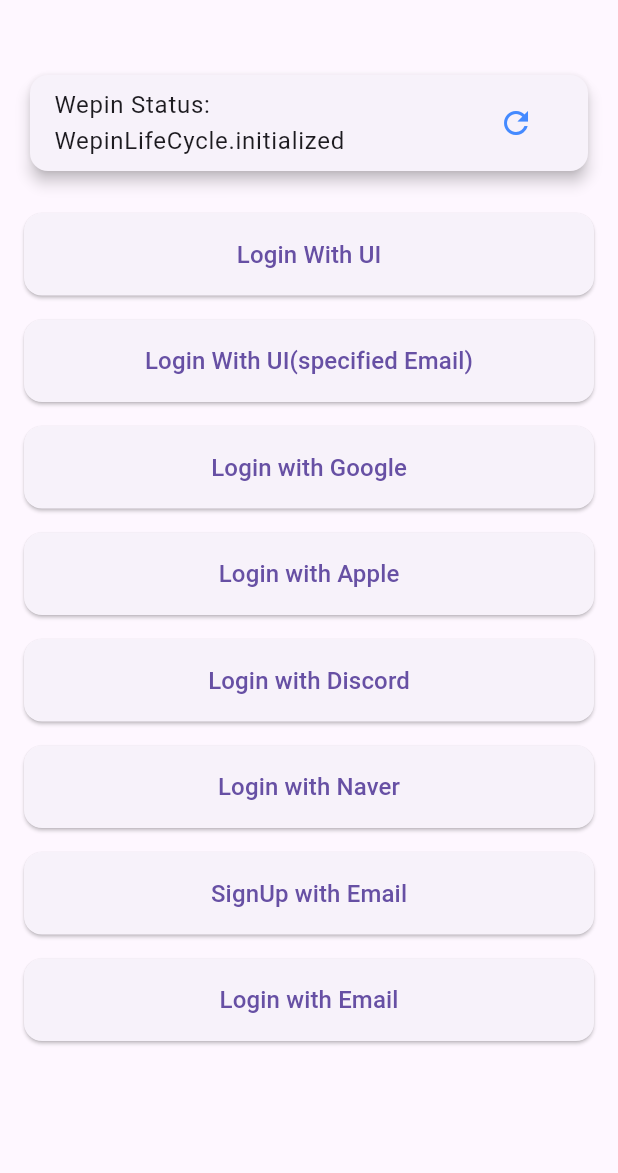
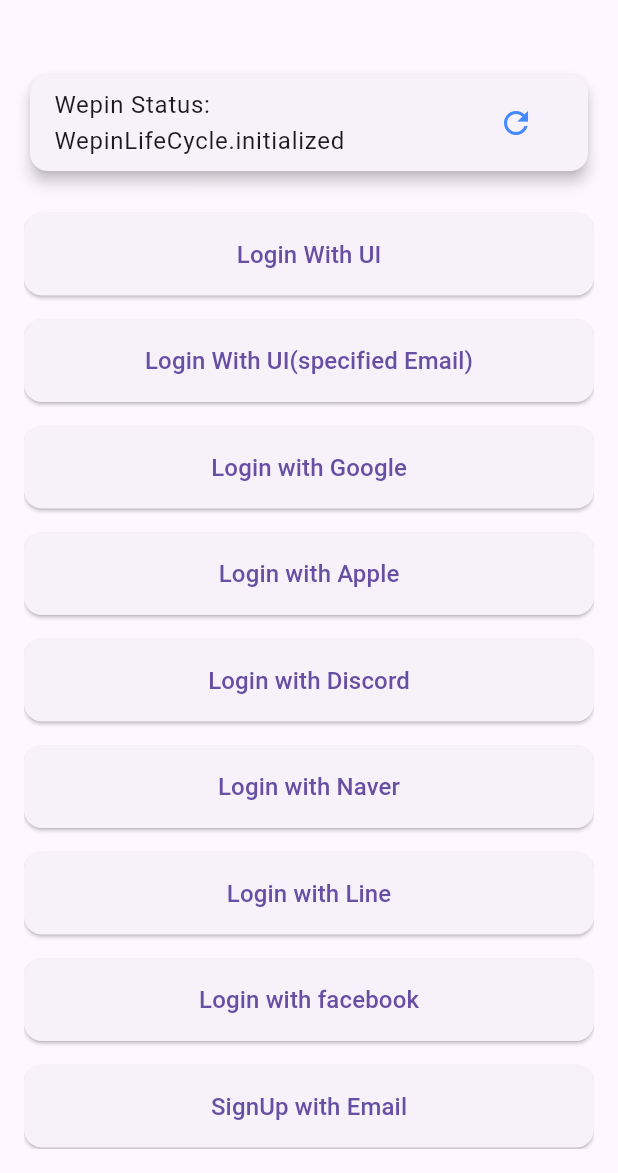
Before and after one commit to WepinWallet/wepin-flutter-sdk-v1, a Flutter app: the screen it shows after launch, after a tap on the "refresh" icon, on a phone screen of 412 x 824 dp, the part 63-1236 px from its top. Run offline on Flutter 3.47's test engine with Material 3 defaults, Android fonts, the phone set to English and light mode, and no system bars; our stand-ins replace convert, permission_handler, plugin_platform_interface, video_player; missing offline and left inert: ecdsa, elliptic, flutter_bcrypt, wepin_flutter_common, wepin_flutter_modal, wepin_flutter_network and 1 more; statements that could not run were skipped.

Commit message:
Deploying wepin_flutter_widget_sdk - 0.0.6 to public repo

```diff
--- a/packages/wepin_flutter_widget_sdk/example/lib/values/sdk_app_info.dart
+++ b/packages/wepin_flutter_widget_sdk/example/lib/values/sdk_app_info.dart
@@ -12,6 +12,8 @@ final List<Map<String, dynamic>> sdkConfigs = [
       LoginProvider(provider: 'apple', clientId: 'ios-client-id'),
       LoginProvider(provider: 'discord', clientId: 'discord-client-id'),
       LoginProvider(provider: 'naver', clientId: 'naver-client-id'),
+      LoginProvider(provider: 'line', clientId: 'line-client-id'),
+      LoginProvider(provider: 'facebook', clientId: 'facebook-client-id'),
     ]
   },
 ];
--- a/packages/wepin_flutter_widget_sdk/example/lib/wepin_sdk_screen.dart
+++ b/packages/wepin_flutter_widget_sdk/example/lib/wepin_sdk_screen.dart
@@ -72,6 +72,12 @@ class WepinSDKScreenState extends State<WepinSDKScreen> {
     setState(() {});
   }
 
+  @override
+  void dispose() {
+    // TODO: implement dispose
+
+    super.dispose();
+  }
   void showError(String message) {
     showDialog(
       context: context,
@@ -143,7 +149,8 @@ class WepinSDKScreenState extends State<WepinSDKScreen> {
         } else {
           fbToken = await wepinSDK!.login.loginWithAccessToken(provider: provider, accessToken: idToken!, sign: sign!);
         }
-
+        final res = LoginResult(provider: 'provider', token: WepinFBToken(idToken: 'idToken', refreshToken: 'refreshToken'));
+        wepinSDK?.login.loginWepin(res);
         final wepinUser = await wepinSDK?.login.loginWepin(fbToken);
         userEmail = wepinUser!.userInfo!.email;
         wepinStatus = await wepinSDK!.getStatus();
@@ -193,6 +200,7 @@ class WepinSDKScreenState extends State<WepinSDKScreen> {
     await performActionWithLoading(() async {
       if (wepinSDK != null) {
         wepinStatus = await wepinSDK!.getStatus();
+        print('getStatus wepinStatus : $wepinStatus');
       }
     });
   }
@@ -311,6 +319,8 @@ class WepinSDKScreenState extends State<WepinSDKScreen> {
                         _buildActionButton('Login with Apple', () => loginWithProvider('apple', findClientIdByProvider('apple'))),
                         _buildActionButton('Login with Discord', () => loginWithProvider('discord', findClientIdByProvider('discord'))),
                         _buildActionButton('Login with Naver', () => loginWithProvider('naver', findClientIdByProvider('naver'))),
+                        _buildActionButton('Login with Line', () => loginWithProvider('line', findClientIdByProvider('line'))),
+                        _buildActionButton('Login with facebook', () => loginWithProvider('facebook', findClientIdByProvider('facebook'))),
                         _buildActionButton('SignUp with Email', () {
                           showDialog(
                             context: context,
--- a/packages/wepin_flutter_widget_sdk/example/pubspec.yaml
+++ b/packages/wepin_flutter_widget_sdk/example/pubspec.yaml
@@ -30,7 +30,7 @@ environment:
 dependencies:
   flutter:
     sdk: flutter
-  wepin_flutter_widget_sdk: ^0.0.5
+  wepin_flutter_widget_sdk: ^0.0.6
   video_player: ^2.9.1
 
 
--- a/packages/wepin_flutter_widget_sdk/lib/src/version.dart
+++ b/packages/wepin_flutter_widget_sdk/lib/src/version.dart
@@ -1,2 +1,2 @@
 // Generated code. Do not modify.
-const packageVersion = '0.0.5';
+const packageVersion = '0.0.6';
```
Also changed, not shown: packages/wepin_flutter_widget_sdk/pubspec.yaml (+5 -5 lines), 1 other file.
